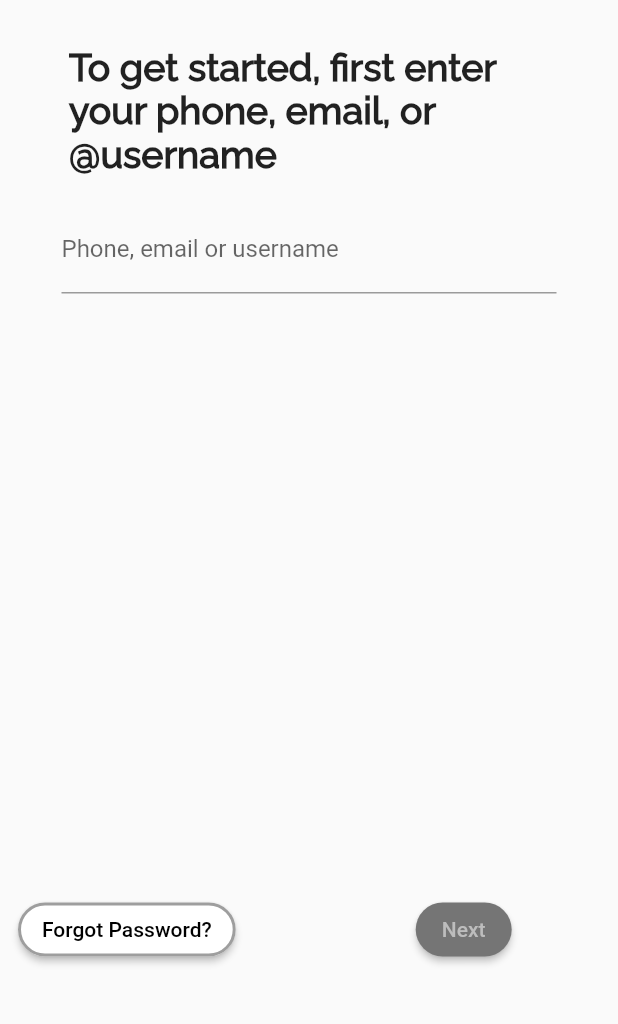
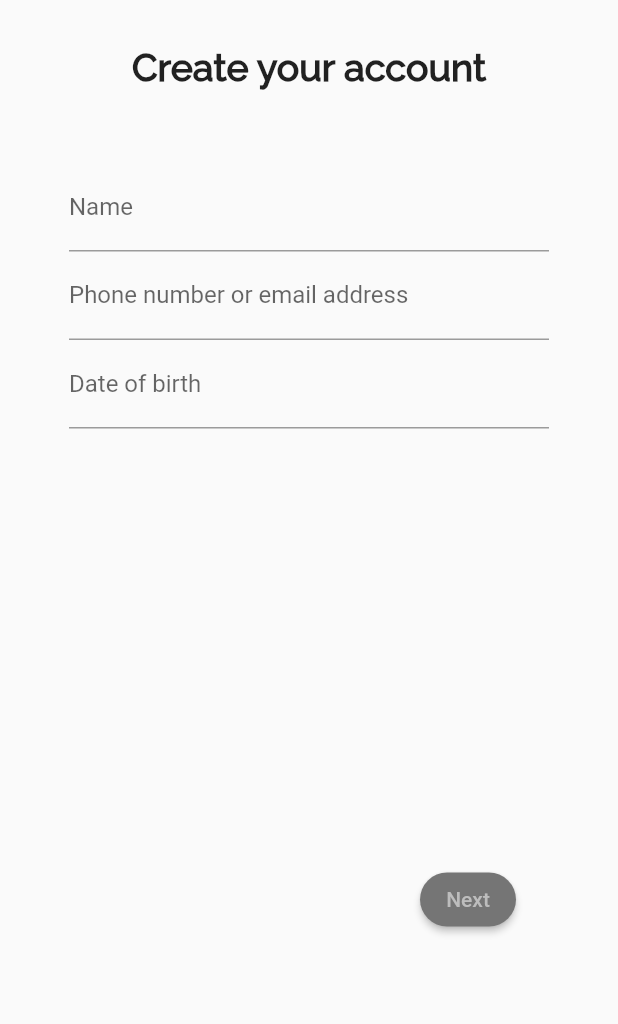
Before and after one commit to Nader-Youhanna/Twitter-App-Flutter, a Flutter app: the screen it shows after launch, on a phone screen of 412 x 824 dp, the part 128-1152 px from its top. Run offline on Flutter 3.47's test engine with Material 2 defaults, Android fonts, the phone set to English and light mode, and no system bars.

Commit message:
SignUp Page Layout

```diff
--- /dev/null
+++ b/android_app/lib/Sign Up/sign_up.dart
@@ -0,0 +1,105 @@
+import 'package:flutter/material.dart';
+
+class SignUp extends StatelessWidget {
+  static const _widthOfTextFields = 320.0;
+  final _allIsEntered = false;
+  @override
+  Widget build(BuildContext context) {
+    return SingleChildScrollView(
+      child: Column(
+        crossAxisAlignment: CrossAxisAlignment.center,
+        children: <Widget>[
+          const SizedBox(
+            height: 35,
+          ),
+          Row(
+            children: <Widget>[
+              const SizedBox(
+                width: 10,
+              ),
+              const Icon(
+                Icons.arrow_back,
+                size: 29,
+              ),
+              const SizedBox(
+                width: 80,
+              ),
+              ClipRRect(
+                borderRadius: BorderRadius.circular(18),
+                child: Image.asset(
+                  'assets/images/logo_icon.png',
+                  width: 120,
+                  height: 50,
+                  fit: BoxFit.fill,
+                ),
+              ),
+            ],
+          ),
+          const SizedBox(height: 30),
+          const SizedBox(
+            width: 320,
+            child: Text(
+              'Create your account',
+              textAlign: TextAlign.center,
+              style: TextStyle(
+                fontFamily: 'RalewayMedium',
+                fontSize: 25,
+                fontWeight: FontWeight.bold,
+              ),
+            ),
+          ),
+          const SizedBox(height: 50),
+          const SizedBox(
+            width: _widthOfTextFields,
+            child: TextField(
+              decoration: InputDecoration(labelText: 'Name'),
+            ),
+          ),
+          const SizedBox(
+            width: _widthOfTextFields,
+            child: TextField(
+              decoration:
+                  InputDecoration(labelText: 'Phone number or email address'),
+            ),
+          ),
+          const SizedBox(
+            width: _widthOfTextFields,
+            child: TextField(
+              keyboardType: TextInputType.datetime,
+              decoration: InputDecoration(labelText: 'Date of birth'),
+            ),
+          ),
+          const SizedBox(height: 290),
+          Row(
+            children: <Widget>[
+              const SizedBox(width: 280),
+              ElevatedButton(
+                child: const Text('Next'),
+                onPressed: () {},
+                style: (!_allIsEntered)
+                    ? ButtonStyle(
+                        foregroundColor: MaterialStateProperty.all<Color>(
+                            Colors.grey.shade400),
+                        backgroundColor: MaterialStateProperty.all<Color>(
+                            Colors.grey.shade600),
+                        shape: MaterialStateProperty.all<StadiumBorder>(
+                          const StadiumBorder(),
+                        ),
+                      )
+                    : ButtonStyle(
+                        foregroundColor:
+                            MaterialStateProperty.all<Color>(Colors.white),
+                        backgroundColor:
+                            MaterialStateProperty.all<Color>(Colors.black),
+                        shape: MaterialStateProperty.all<StadiumBorder>(
+                          const StadiumBorder(),
+                        ),
+                      ),
+              ),
+            ],
+          )
+        ],
+      ),
+    );
+  }
+}
--- a/android_app/lib/main.dart
+++ b/android_app/lib/main.dart
@@ -3,6 +3,7 @@ import 'package:flutter/material.dart';
 import './Tweets/tweet.dart';
 import './start_page.dart';
 import './Log In/login.dart';
+import './Sign Up/sign_up.dart';
 
 void main() {
   runApp(MyApp());
@@ -15,8 +16,8 @@ class MyApp extends StatelessWidget {
   Widget build(BuildContext context) {
     return MaterialApp(
       home: Scaffold(
-        body: Login(),
-        //body: StartPage(),
+        body: SignUp(),
+
         //body: Tweet(),
       ),
     );
```
